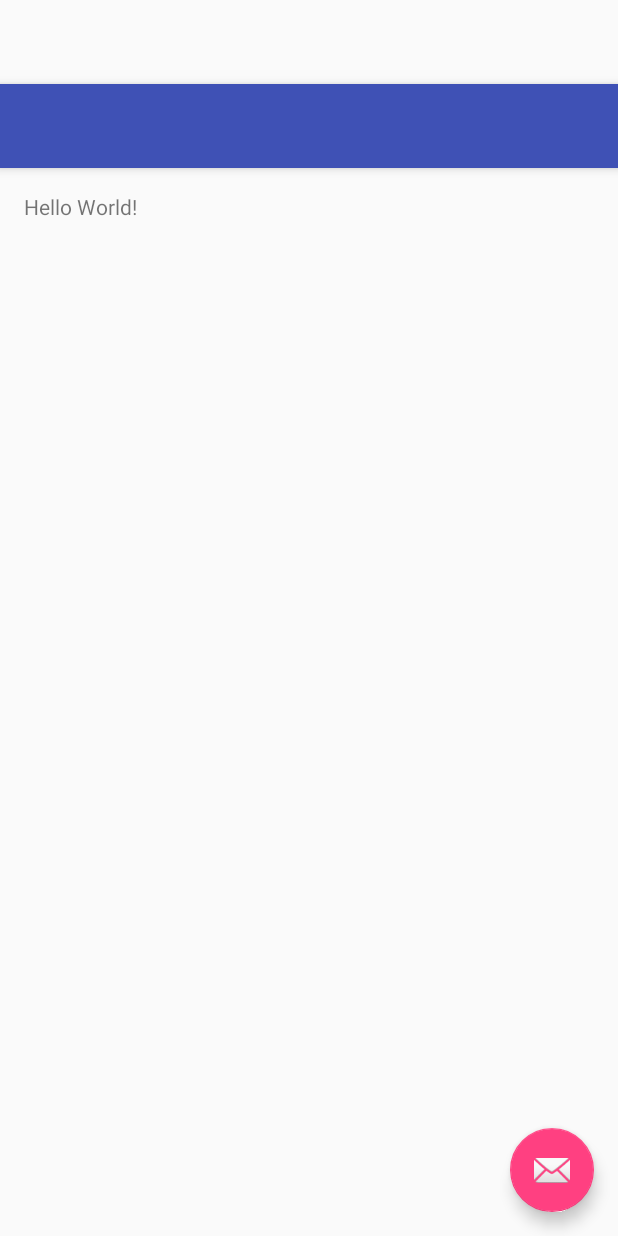
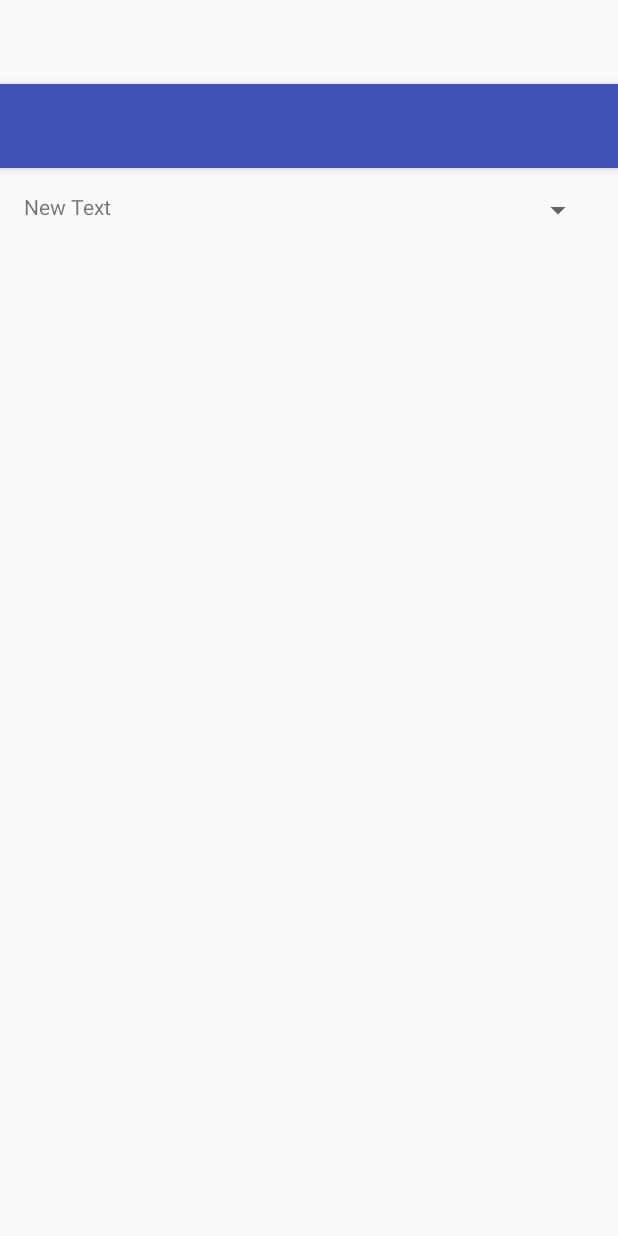
Before and after one commit to vimff/tman, an Android app: the layout activity_main.xml on its own in the app's theme, with its tools: preview values and no code run, on a phone screen of 412 x 824 dp. Run offline under Robolectric (Android 15) with nearby library versions, the phone set to English and light mode, and no system bars.

Commit message:
Add Date and day of week to content_main

```diff
--- a/android/app/src/main/res/layout/activity_main.xml
+++ b/android/app/src/main/res/layout/activity_main.xml
@@ -23,12 +23,4 @@
 
     <include layout="@layout/content_main" />
 
-    <android.support.design.widget.FloatingActionButton
-        android:id="@+id/fab"
-        android:layout_width="wrap_content"
-        android:layout_height="wrap_content"
-        android:layout_gravity="bottom|end"
-        android:layout_margin="@dimen/fab_margin"
-        android:src="@android:drawable/ic_dialog_email" />
-
 </android.support.design.widget.CoordinatorLayout>
--- a/android/app/src/main/res/layout/content_main.xml
+++ b/android/app/src/main/res/layout/content_main.xml
@@ -12,8 +12,85 @@
     tools:context="com.seakwon.tman.MainActivity"
     tools:showIn="@layout/activity_main">
 
-    <TextView
-        android:layout_width="wrap_content"
+    <!--<LinearLayout-->
+        <!--android:orientation="horizontal"-->
+        <!--android:layout_width="match_parent"-->
+        <!--android:layout_height="wrap_content"-->
+        <!--android:layout_alignParentTop="true"-->
+        <!--android:layout_alignParentStart="true"-->
+        <!--android:nestedScrollingEnabled="false">-->
+
+        <!--<Button-->
+            <!--style="?android:attr/buttonStyleSmall"-->
+            <!--android:layout_width="wrap_content"-->
+            <!--android:layout_height="wrap_content"-->
+            <!--android:text="@string/monday"-->
+            <!--android:id="@+id/button_mon" />-->
+
+        <!--<Button-->
+            <!--style="?android:attr/buttonStyleSmall"-->
+            <!--android:layout_width="wrap_content"-->
+            <!--android:layout_height="wrap_content"-->
+            <!--android:text="@string/tuesday"-->
+            <!--android:id="@+id/button_tues" />-->
+
+        <!--<Button-->
+            <!--style="?android:attr/buttonStyleSmall"-->
+            <!--android:layout_width="wrap_content"-->
+            <!--android:layout_height="wrap_content"-->
+            <!--android:text="@string/wednesday"-->
+            <!--android:id="@+id/button_wed" />-->
+
+        <!--<Button-->
+            <!--style="?android:attr/buttonStyleSmall"-->
+            <!--android:layout_width="wrap_content"-->
+            <!--android:layout_height="wrap_content"-->
+            <!--android:text="@string/thursday"-->
+            <!--android:id="@+id/button_thur" />-->
+
+        <!--<Button-->
+            <!--style="?android:attr/buttonStyleSmall"-->
+            <!--android:layout_width="wrap_content"-->
+            <!--android:layout_height="wrap_content"-->
+            <!--android:text="@string/friday"-->
+            <!--android:id="@+id/button_fri" />-->
+
+        <!--<Button-->
+            <!--style="?android:attr/buttonStyleSmall"-->
+            <!--android:layout_width="wrap_content"-->
+            <!--android:layout_height="wrap_content"-->
+            <!--android:text="@string/saturday"-->
+            <!--android:id="@+id/button_sat" />-->
+
+        <!--<Button-->
+            <!--style="?android:attr/buttonStyleSmall"-->
+            <!--android:layout_width="wrap_content"-->
+            <!--android:layout_height="wrap_content"-->
+            <!--android:text="@string/sunday"-->
+            <!--android:id="@+id/button_sun" />-->
+    <!--</LinearLayout>-->
+
+    <LinearLayout
+        android:orientation="horizontal"
+        android:layout_width="match_parent"
         android:layout_height="wrap_content"
-        android:text="Hello World!" />
+        android:layout_alignParentTop="true"
+        android:layout_alignParentStart="true">
+
+        <TextView
+            android:layout_width="wrap_content"
+            android:layout_height="wrap_content"
+            android:text="New Text"
+            android:id="@+id/textViewDate"
+            android:layout_weight="2"/>
+
+        <Spinner
+            android:layout_width="wrap_content"
+            android:layout_height="wrap_content"
+            android:id="@+id/spinnerDays"
+            android:spinnerMode="dropdown"
+            android:layout_weight="1" />
+
+    </LinearLayout>
+
 </RelativeLayout>
--- a/android/app/src/main/res/values/strings.xml
+++ b/android/app/src/main/res/values/strings.xml
@@ -1,4 +1,11 @@
 <resources>
     <string name="app_name">tman</string>
     <string name="action_settings">Settings</string>
+    <string name="sunday">Sunday</string>
+    <string name="monday">Monday</string>
+    <string name="tuesday">Tuesday</string>
+    <string name="wednesday">Wednesday</string>
+    <string name="thursday">Thursday</string>
+    <string name="friday">Friday</string>
+    <string name="saturday">Saturday</string>
 </resources>
```
Also changed, not shown: android/app/src/main/java/com/seakwon/tman/MainActivity.java (+21 -11 lines), android/app/src/main/res/values/arrays.xml (added, +12 -0 lines).
